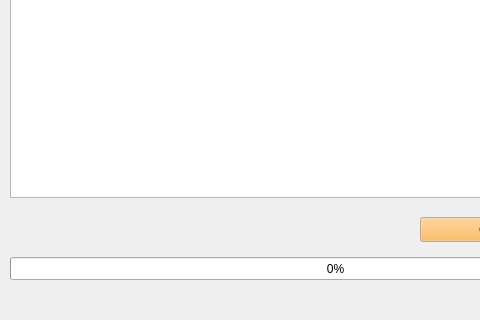
Old version of the form ui_mw.ui in the repository Ol333/dipl; both pictures show x 0 to 480 and y 248 to 568 of the 670 by 568 pixel window.
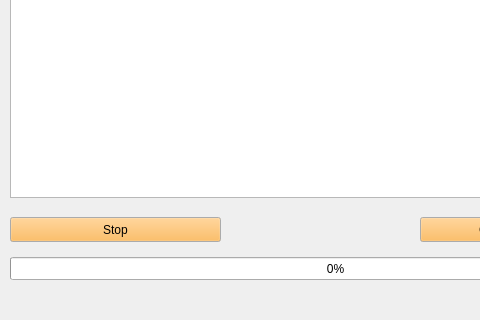
New version of the form. The open tabs and pages were chosen to show the change.

What changed in the file:
```diff
--- a/ui_mw.ui
+++ b/ui_mw.ui
@@ -149,6 +149,83 @@
        <string>Open report in browser</string>
       </property>
      </widget>
+     <widget class="QPushButton" name="pushButton_10">
+      <property name="geometry">
+       <rect>
+        <x>0</x>
+        <y>410</y>
+        <width>211</width>
+        <height>25</height>
+       </rect>
+      </property>
+      <property name="palette">
+       <palette>
+        <active>
+         <colorrole role="Button">
+          <brush brushstyle="SolidPattern">
+           <color alpha="255">
+            <red>252</red>
+            <green>175</green>
+            <blue>62</blue>
+           </color>
+          </brush>
+         </colorrole>
+         <colorrole role="Text">
+          <brush brushstyle="SolidPattern">
+           <color alpha="255">
+            <red>0</red>
+            <green>0</green>
+            <blue>0</blue>
+           </color>
+          </brush>
+         </colorrole>
+        </active>
+        <inactive>
+         <colorrole role="Button">
+          <brush brushstyle="SolidPattern">
+           <color alpha="255">
+            <red>252</red>
+            <green>175</green>
+            <blue>62</blue>
+           </color>
+          </brush>
+         </colorrole>
+         <colorrole role="Text">
+          <brush brushstyle="SolidPattern">
+           <color alpha="255">
+            <red>0</red>
+            <green>0</green>
+            <blue>0</blue>
+           </color>
+          </brush>
+         </colorrole>
+        </inactive>
+        <disabled>
+         <colorrole role="Button">
+          <brush brushstyle="SolidPattern">
+           <color alpha="255">
+            <red>211</red>
+            <green>215</green>
+            <blue>207</blue>
+           </color>
+          </brush>
+         </colorrole>
+         <colorrole role="Text">
+          <brush brushstyle="SolidPattern">
+           <color alpha="255">
+            <red>0</red>
+            <green>0</green>
+            <blue>0</blue>
+           </color>
+          </brush>
+         </colorrole>
+        </disabled>
+       </palette>
+      </property>
+      <property name="text">
+       <string>Stop</string>
+      </property>
+     </widget>
     </widget>
     <widget class="QWidget" name="tab">
      <attribute name="title">
```
Left out of the diff: 68 changed lines with no effect on the pictures.
